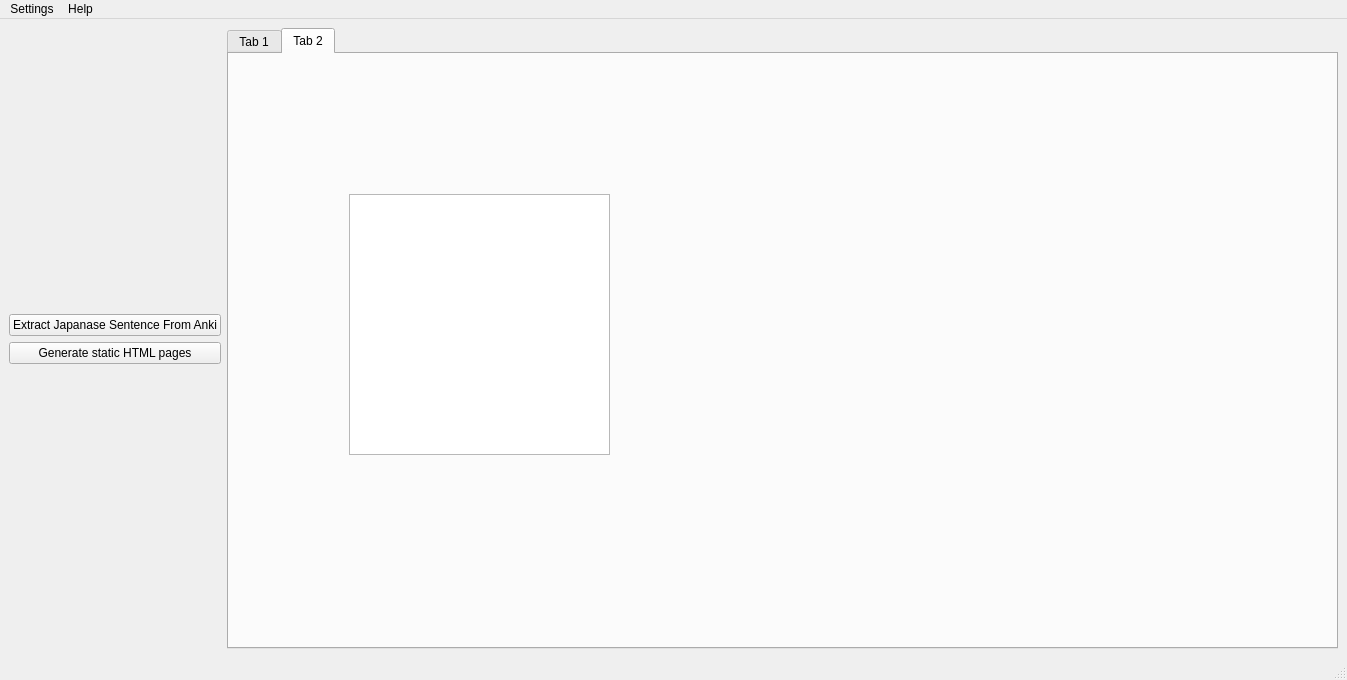
The window that guiprogram.ui (ahmadardani/matsuba) describes before a commit, drawn with Qt 5.
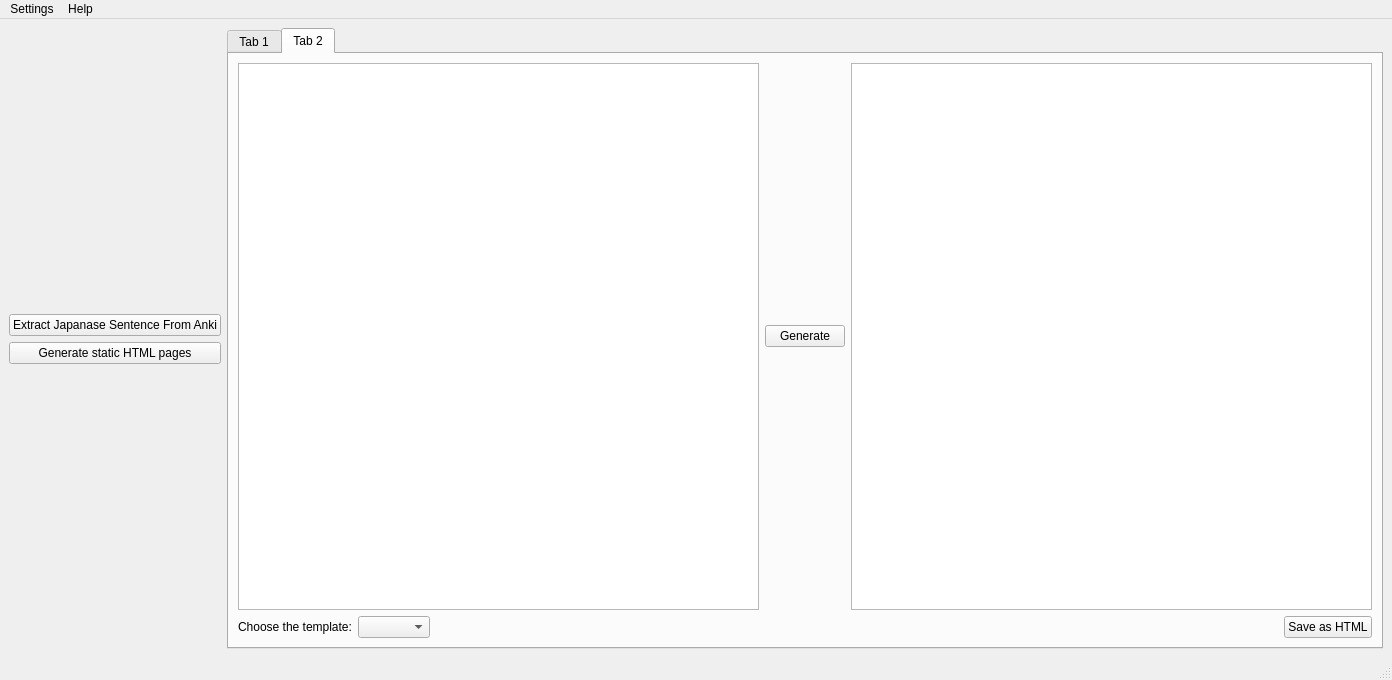
The same window after the commit. The open tabs and pages were chosen to show the change.

Commit message: Improve: All tabs now responsive.

```diff
--- a/guiprogram.ui
+++ b/guiprogram.ui
@@ -6,7 +6,7 @@
    <rect>
     <x>0</x>
     <y>0</y>
-    <width>1347</width>
+    <width>1392</width>
     <height>680</height>
    </rect>
   </property>
@@ -19,7 +19,7 @@
      <layout class="QGridLayout" name="gridLayout_3">
       <item row="0" column="1">
        <layout class="QGridLayout" name="gridLayout_2">
-        <item row="0" column="0" rowspan="2">
+        <item row="0" column="0">
          <widget class="QTabWidget" name="tabWidget">
           <property name="sizePolicy">
            <sizepolicy hsizetype="Expanding" vsizetype="Expanding">
@@ -77,16 +77,63 @@
            <attribute name="title">
             <string>Tab 2</string>
            </attribute>
-           <widget class="QPlainTextEdit" name="plainTextEdit">
-            <property name="geometry">
-             <rect>
-              <x>120</x>
-              <y>140</y>
-              <width>261</width>
-              <height>261</height>
-             </rect>
-            </property>
-           </widget>
+           <layout class="QGridLayout" name="gridLayout_6">
+            <item row="1" column="2">
+             <layout class="QHBoxLayout" name="horizontalLayout_3">
+              <item>
+               <widget class="QPushButton" name="pushButton_2">
+                <property name="text">
+                 <string>Save as HTML</string>
+                </property>
+               </widget>
+              </item>
+             </layout>
+            </item>
+            <item row="0" column="0" colspan="3">
+             <layout class="QHBoxLayout" name="horizontalLayout">
+              <item>
+               <widget class="QPlainTextEdit" name="plainTextEdit"/>
+              </item>
+              <item>
+               <widget class="QPushButton" name="pushButton">
+                <property name="text">
+                 <string>Generate</string>
+                </property>
+               </widget>
+              </item>
+              <item>
+               <widget class="QPlainTextEdit" name="plainTextEdit_2"/>
+              </item>
+             </layout>
+            </item>
+            <item row="1" column="0">
+             <layout class="QHBoxLayout" name="horizontalLayout_2">
+              <item>
+               <widget class="QLabel" name="label_2">
+                <property name="text">
+                 <string>Choose the template:</string>
+                </property>
+               </widget>
+              </item>
+              <item>
+               <widget class="QComboBox" name="comboBox"/>
+              </item>
+             </layout>
+            </item>
+            <item row="1" column="1">
+             <spacer name="horizontalSpacer">
+              <property name="orientation">
+               <enum>Qt::Horizontal</enum>
+              </property>
+              <property name="sizeHint" stdset="0">
+               <size>
+                <width>40</width>
+                <height>20</height>
+               </size>
+              </property>
+             </spacer>
+            </item>
+           </layout>
           </widget>
          </widget>
         </item>
@@ -145,7 +192,7 @@
     <rect>
      <x>0</x>
      <y>0</y>
-     <width>1347</width>
+     <width>1392</width>
      <height>29</height>
     </rect>
    </property>
```
Left out of the diff: 4 changed lines with no effect on the pictures. The commit also changes 2 other files.
